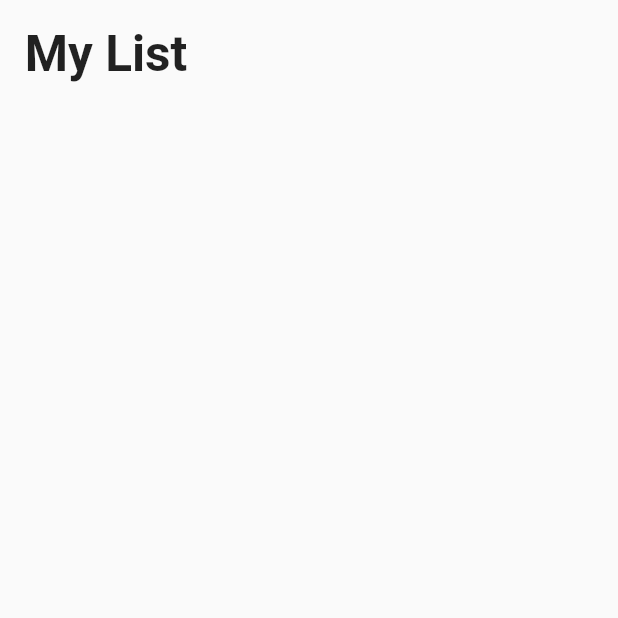
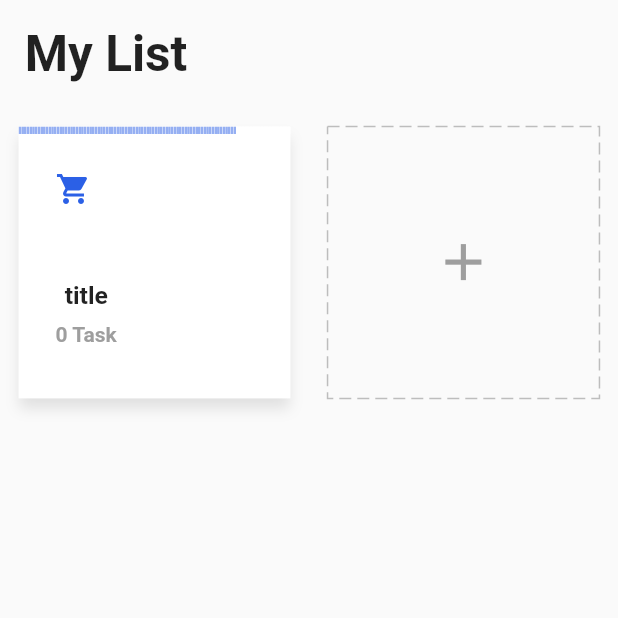
Before and after one commit to RRKawchar/todo_app_getx, a Flutter app: the screen it shows after launch, on a phone screen of 412 x 824 dp, the top half of it. Run offline on Flutter 3.47's test engine with Material 2 defaults, Android fonts, the phone set to English and light mode, and no system bars; drawn by our look-alikes of dotted_border, step_progress_indicator; our stand-ins replace equatable, flutter_easyloading, get, get_storage.

Commit message:
second commit

```diff
--- a/lib/app/core/values/icons.dart
+++ b/lib/app/core/values/icons.dart
@@ -3,4 +3,4 @@ const workIcon=0xe11C;
 const movieIcon=0xe40f;
 const sportIcon=0xe4dc;
 const travelIcon=0xe071;
-const shopIcon=0xe596;
+const shopIcon=0xe59c;
--- a/lib/app/moduls/home/controller.dart
+++ b/lib/app/moduls/home/controller.dart
@@ -1,3 +1,4 @@
+import 'package:flutter/material.dart';
 import 'package:get/get.dart';
 import 'package:todo_app/app/data/models/tasks.dart';
 import 'package:todo_app/app/data/services/storage/repository.dart';
@@ -6,8 +7,9 @@ class HomeController extends GetxController{
 
   TaskRepository taskRepository;
   HomeController({required this.taskRepository});
-
-
+  final editController=TextEditingController();
+  final chipIndex=0.obs;
+  final formKey=GlobalKey<FormState>();
   final tasks=<Task>[].obs;
 
   @override
@@ -21,4 +23,19 @@ class HomeController extends GetxController{
   void onClose() {
     super.onClose();
   }
+
+  void changeChipIndex(int value){
+
+    chipIndex.value=value;
+  }
+
+  bool addTask(Task task){
+
+    if(tasks.contains(task)){
+
+      return false;
+    }
+    tasks.add(task);
+    return true;
+  }
 }
--- a/lib/app/moduls/home/view.dart
+++ b/lib/app/moduls/home/view.dart
@@ -1,7 +1,10 @@
 import 'package:flutter/material.dart';
 import 'package:get/get.dart';
 import 'package:todo_app/app/core/utils/extensions.dart';
+import 'package:todo_app/app/data/models/tasks.dart';
 import 'package:todo_app/app/moduls/home/controller.dart';
+import 'package:todo_app/app/moduls/home/widget/add_card.dart';
+import 'package:todo_app/app/moduls/home/widget/task_card.dart';
 
 class HomePage extends GetView<HomeController> {
   const HomePage({Key? key}) : super(key: key);
@@ -18,6 +21,18 @@ class HomePage extends GetView<HomeController> {
               "My List",
               style: TextStyle(fontSize: 24.0.sp,fontWeight: FontWeight.bold),
             ),
+          ),
+          GridView.count(
+              crossAxisCount: 2,
+            shrinkWrap: true,
+            physics:const ClampingScrollPhysics(),
+            children: [
+              ...controller.tasks.map((element) => TaskCard(task: element)).toList(),
+
+             TaskCard(task: Task(title: "title", icon: 0xe59c, color: '#FF2B60E6')),
+
+              AddCard()
+            ],
           )
         ],
       )),
--- /dev/null
+++ b/lib/app/moduls/home/widget/add_card.dart
@@ -0,0 +1,125 @@
+import 'package:dotted_border/dotted_border.dart';
+import 'package:flutter/material.dart';
+import 'package:flutter_easyloading/flutter_easyloading.dart';
+import 'package:get/get.dart';
+import 'package:get_storage/get_storage.dart';
+import 'package:todo_app/app/core/utils/extensions.dart';
+import 'package:todo_app/app/data/models/tasks.dart';
+import 'package:todo_app/app/moduls/home/controller.dart';
+import 'package:todo_app/app/widgets/icons.dart';
+
+class AddCard extends StatelessWidget {
+  final homeCtrl = Get.find<HomeController>();
+  AddCard({Key? key}) : super(key: key);
+
+  @override
+  Widget build(BuildContext context) {
+    final icons = getIcons();
+    var squareWidth = Get.width - 12.0.wp;
+    return Container(
+      width: squareWidth / 2,
+      height: squareWidth / 2,
+      margin: EdgeInsets.all(3.0.wp),
+      child: InkWell(
+        onTap: () async{
+          await Get.defaultDialog(
+
+            titlePadding: EdgeInsets.symmetric(vertical: 5.0.wp),
+            radius: 5,
+            title: "Task Type",
+             content: Form(
+               key: homeCtrl.formKey,
+               child: Column(
+                 children: [
+                   Padding(
+                     padding: EdgeInsets.symmetric(horizontal: 3.0.wp),
+                     child: TextFormField(
+                       controller: homeCtrl.editController,
+                       decoration:const InputDecoration(
+                         border: OutlineInputBorder(),
+                         labelText: "Title"
+                       ),
+                       validator: (value){
+                         if(value==null || value.trim().isEmpty){
+
+                           return "Please Enter Your Task Title";
+                         }
+                         return null;
+                       },
+                     ),
+                   ),
+                   Padding(
+                     padding: EdgeInsets.symmetric(vertical: 5.0.wp),
+                     child: Wrap(
+                       spacing: 2.0.wp,
+                       children: icons.map((e) => Obx(() {
+                         final index=icons.indexOf(e);
+                         return ChoiceChip(
+                             selectedColor: Colors.grey[200],
+                             pressElevation: 0,
+                             backgroundColor: Colors.white,
+                             label: e,
+                             selected: homeCtrl.chipIndex.value==index,
+                           onSelected: (selected){
+
+                              homeCtrl.chipIndex.value=selected? index:0;
+                           },
+                         );
+                       })).toList(),
+                     ),
+                   ),
+
+                   ElevatedButton(
+
+                     style: ElevatedButton.styleFrom(
+                       backgroundColor: Colors.blue,
+                       shape: RoundedRectangleBorder(
+                         borderRadius: BorderRadius.circular(20),
+
+                       ),
+                       minimumSize: const Size(150, 40)
+                     ),
+                       onPressed: (){
+                       if(homeCtrl.formKey.currentState!.validate()){
+
+                        int icon=icons[homeCtrl.chipIndex.value].icon!.codePoint;
+                        String color=icons[homeCtrl.chipIndex.value].color!.toHex();
+                        var task=Task(
+                            title: homeCtrl.editController.text,
+                            icon: icon,
+                            color: color
+                        );
+
+                        Get.back();
+                        homeCtrl.addTask(task)?
+                            EasyLoading.showSuccess('create success'):
+                            EasyLoading.showError('Duplicate Task');
+
+                       }
+
+                       },
+                       child:const Text("Confirm")
+                   )
+                 ],
+               ),
+             )
+          );
+             homeCtrl.editController.clear();
+             homeCtrl.changeChipIndex(0);
+
+        },
+        child: DottedBorder(
+          color: Colors.grey[400]!,
+          dashPattern: const[8, 4],
+          child: Center(
+            child: Icon(
+              Icons.add,
+              size: 10.0.wp,
+              color: Colors.grey,
+            ),
+          ),
+        ),
+      ),
+    );
+  }
+}
--- /dev/null
+++ b/lib/app/moduls/home/widget/task_card.dart
@@ -0,0 +1,79 @@
+import 'package:flutter/material.dart';
+import 'package:get/get.dart';
+import 'package:step_progress_indicator/step_progress_indicator.dart';
+import 'package:todo_app/app/core/utils/extensions.dart';
+import 'package:todo_app/app/data/models/tasks.dart';
+import 'package:todo_app/app/moduls/home/controller.dart';
+
+class TaskCard extends StatelessWidget {
+
+  final homeCtrl=Get.find<HomeController>();
+  final Task task;
+   TaskCard({Key? key,required this.task}) : super(key: key);
+
+  @override
+  Widget build(BuildContext context) {
+    final color=HexColor.fromHex(task.color);
+    final squareWidth=Get.width-12.0.wp;
+    return Container(
+      width:squareWidth/2 ,
+      height: squareWidth/2,
+      margin: EdgeInsets.all(3.0.wp),
+      decoration: BoxDecoration(
+        color: Colors.white,
+        boxShadow: [
+       BoxShadow(
+         color: Colors.grey[300]!,
+         blurRadius: 7,
+         offset: const Offset(0, 7)
+       )
+        ]
+      ),
+      child: Column(
+        crossAxisAlignment: CrossAxisAlignment.start,
+        children: [
+           StepProgressIndicator(
+
+               totalSteps: 100,
+             currentStep: 80,
+             size: 5,
+             padding: 0,
+             selectedGradientColor: LinearGradient(
+               begin: Alignment.topLeft,
+               end: Alignment.bottomRight,
+               colors: [color.withOpacity(0.5),color]
+             ),
+             unselectedGradientColor:const LinearGradient(
+                 begin: Alignment.topLeft,
+                 end: Alignment.bottomRight,
+                 colors: [Colors.white,Colors.white]
+             ),
+           ),
+          Padding(
+            padding: EdgeInsets.all(6.0.wp),
+            child: Icon(IconData(task.icon,fontFamily: 'MaterialIcons'),color: color,),
+          ),
+          Padding(
+            padding: EdgeInsets.all(6.0.wp),
+            child: Column(
+              children: [
+                Text(task.title,
+                style: TextStyle(fontWeight: FontWeight.bold,fontSize: 12.0.sp),
+                overflow: TextOverflow.ellipsis,
+                ),
+
+                SizedBox(height: 2.0.wp,),
+                Text('${task.todos?.length?? 0} Task',
+                style:const TextStyle(fontWeight: FontWeight.bold,
+                color: Colors.grey
+                ),
+                )
+              ],
+            ),
+          )
+        ],
+      ),
+
+    );
+  }
+}
--- /dev/null
+++ b/lib/app/widgets/icons.dart
@@ -0,0 +1,18 @@
+
+import 'package:flutter/material.dart';
+import 'package:todo_app/app/core/values/colors.dart';
+import 'package:todo_app/app/core/values/icons.dart';
+
+List<Icon> getIcons(){
+
+  return const [
+  Icon(IconData(personIcon,fontFamily: 'MaterialIcons'),color: purple,),
+  Icon(IconData(workIcon,fontFamily: 'MaterialIcons'),color: pink,),
+  Icon(IconData(movieIcon,fontFamily: 'MaterialIcons'),color: green,),
+  Icon(IconData(sportIcon,fontFamily: 'MaterialIcons'),color: yellow,),
+  Icon(IconData(travelIcon,fontFamily: 'MaterialIcons'),color: deepPink,),
+  Icon(IconData(shopIcon,fontFamily: 'MaterialIcons'),color: lightBlue,),
+
+
+  ];
+}
--- a/pubspec.yaml
+++ b/pubspec.yaml
@@ -41,6 +41,8 @@ dependencies:
   equatable: ^2.0.5
   share_plus: ^4.5.3
   flutter_easyloading: ^3.0.5
+  dotted_border: ^2.0.0+2
+  step_progress_indicator: ^1.0.2
 
 
 dev_dependencies:
```
Also changed, not shown: pubspec.lock.
